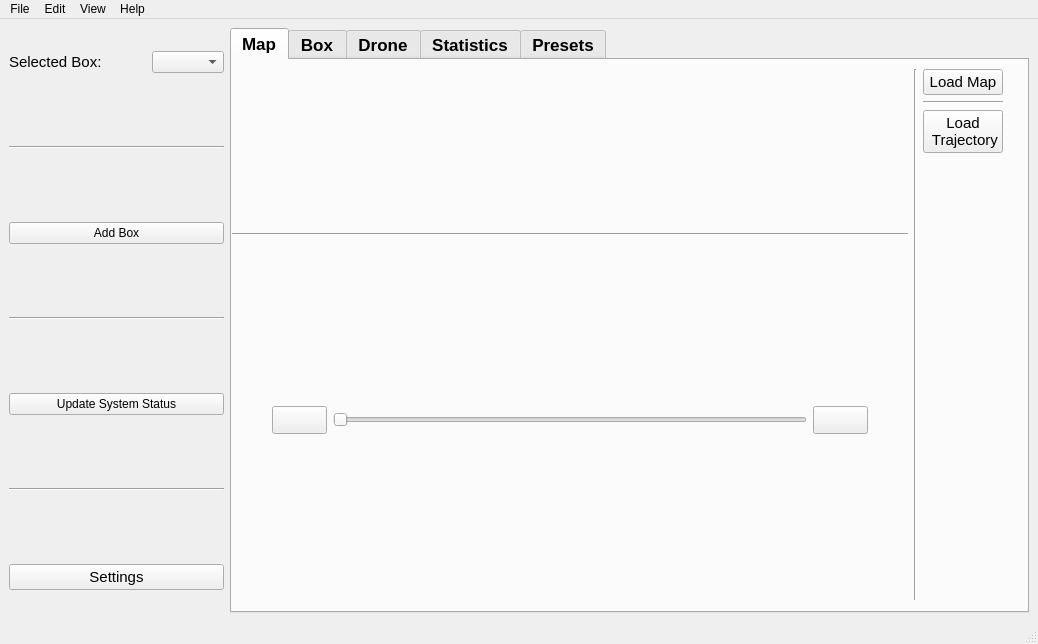
Above: ros2_ws/src/hmi/ui/mainwindow.ui from Samwise101/EiRT-AscenD-Robotics before the change. Below: the same form after it.
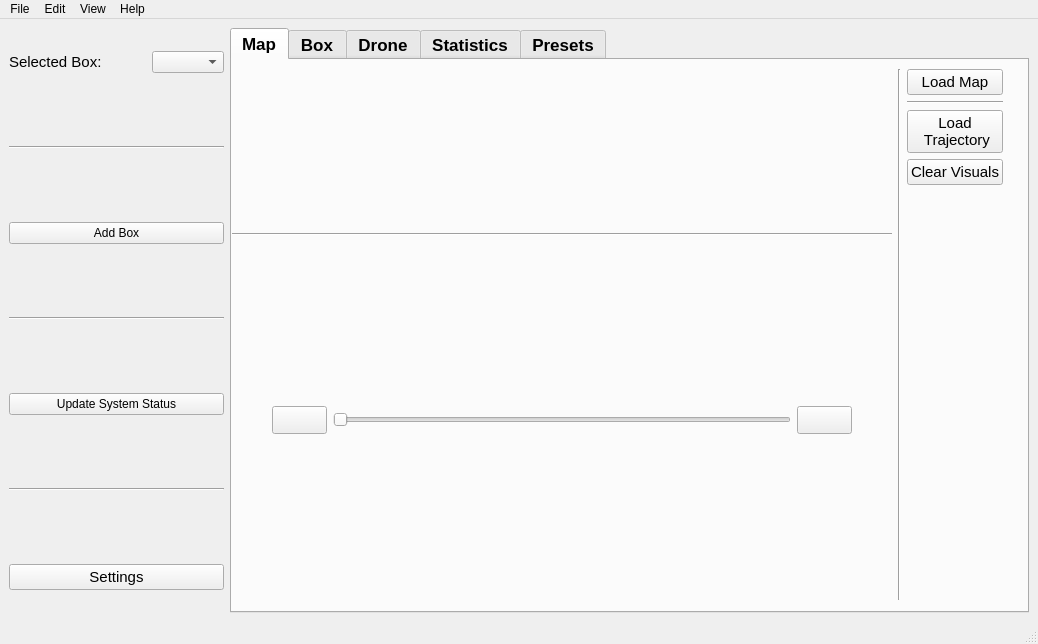
That is the form after the change. Icons and pictures are not drawn.

Commit message: Added a way to clear the map visuals

```diff
--- a/ros2_ws/src/hmi/ui/mainwindow.ui
+++ b/ros2_ws/src/hmi/ui/mainwindow.ui
@@ -287,6 +287,20 @@
                  </property>
                 </widget>
                </item>
+               <item>
+                <widget class="QPushButton" name="clearVisualsButton">
+                 <property name="font">
+                  <font>
+                   <pointsize>11</pointsize>
+                   <weight>50</weight>
+                   <bold>false</bold>
+                  </font>
+                 </property>
+                 <property name="text">
+                  <string>Clear Visuals</string>
+                 </property>
+                </widget>
+               </item>
                <item>
                 <spacer name="verticalSpacer">
                  <property name="orientation">
```
Left out of the diff: 61 changed lines with no effect on the pictures. The commit also changes 5 other files.
